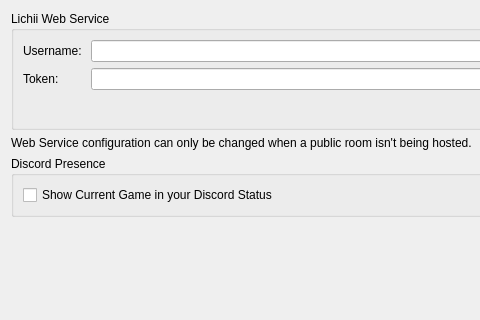
TiktokTerra/TerraSwitch2, file src/yuzu/configuration/configure_web.ui: the form before one commit; both pictures show x 0 to 480 and y 0 to 320 of the 926 by 561 pixel window.
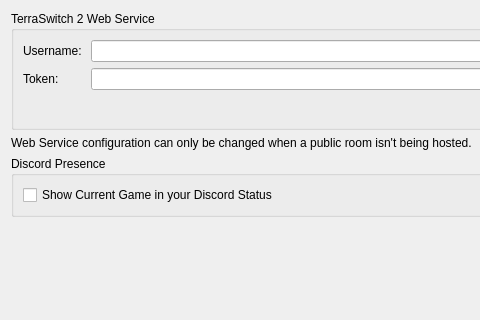
The form after the commit.

Commit message:
TerraSwitch 2 : renommage visible et theme violet Amethyst
- REPO_NAME TerraSwitch 2 + 6 comparaisons g_build_name mises a jour
- Titres de fenetres, dialogues, menus, about, updater, messages : TerraSwitch 2
- Exe renomme terraswitch2.exe (ExeName de l updater inclus)
- Palette Amethyst (fond #15101f, accent #b18cff) + style.qss reecrit en entier
- Ecran de chargement et widgets peints passe en violet
- Identifiants internes conserves (FritchiiUi::, objectName Fritchii*, frizti.ini,
  User-Agent, setApplicationName, chemins de donnees, format de log)

Patch:
```diff
--- a/src/yuzu/configuration/configure_web.ui
+++ b/src/yuzu/configuration/configure_web.ui
@@ -22,7 +22,7 @@
      <item>
       <widget class="QGroupBox" name="groupBoxWebConfig">
        <property name="title">
-        <string>Lichii Web Service</string>
+        <string>TerraSwitch 2 Web Service</string>
        </property>
        <layout class="QVBoxLayout" name="verticalLayoutYuzuWebService">
         <item>
```
The commit also changes 38 other files.
